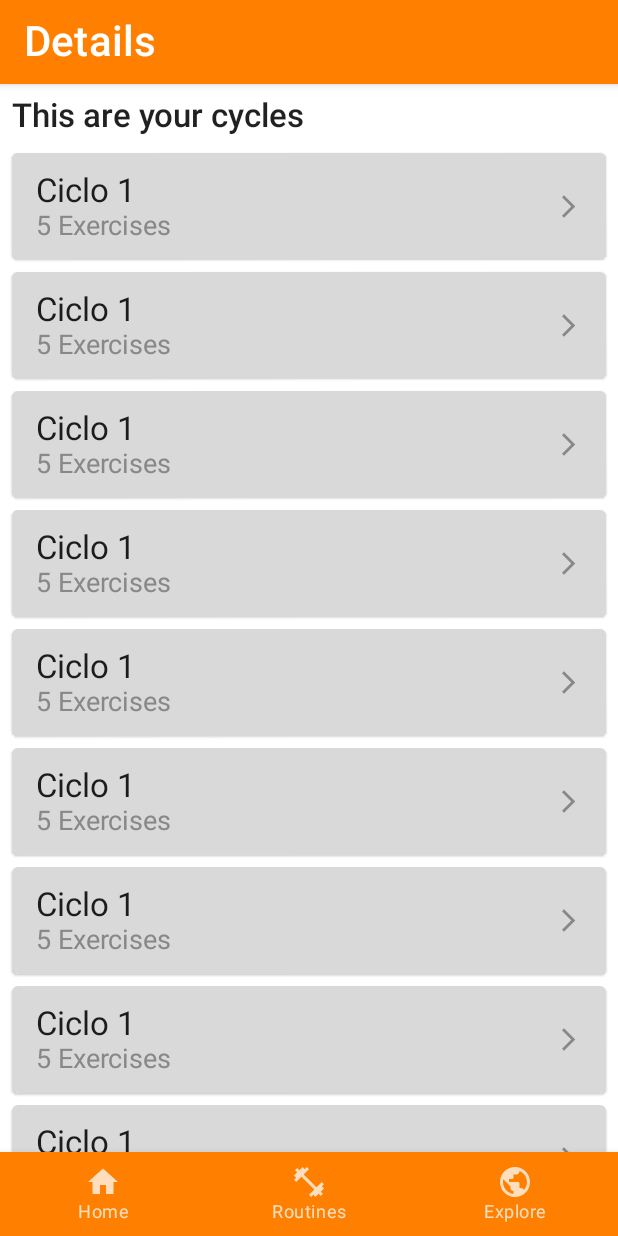
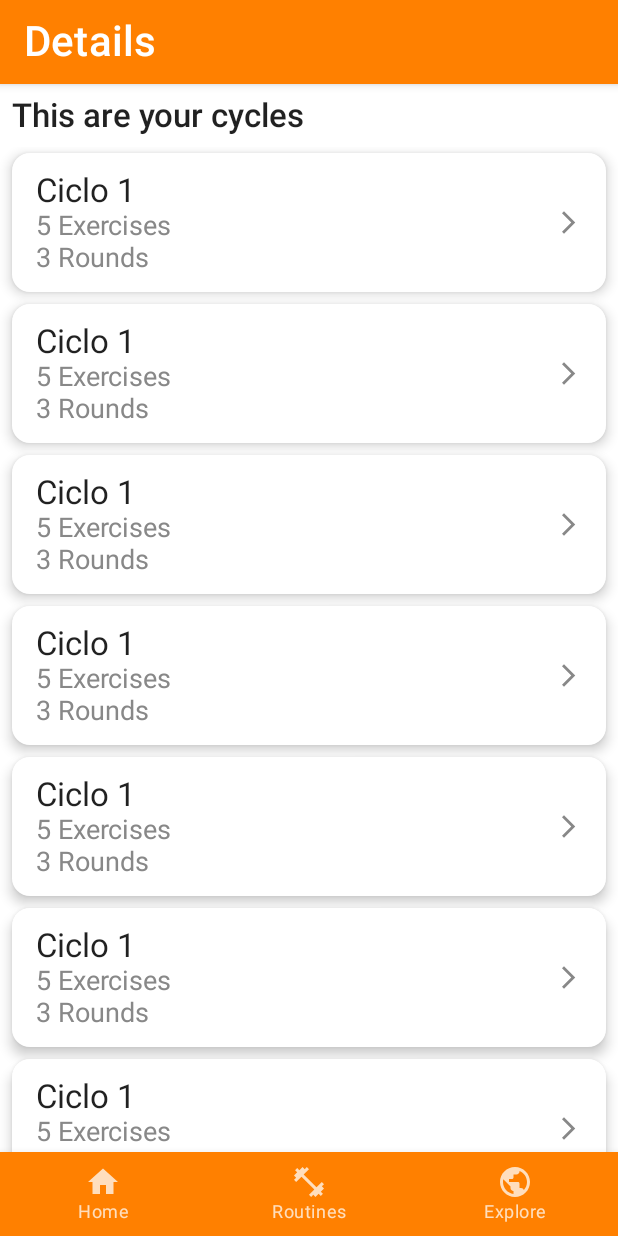
Before and after one commit to matidellatorre/MotionFitness-android, an Android app built with Jetpack Compose: the screen it shows after launch (MainActivity), on a phone screen of 412 x 824 dp. Run offline under Robolectric (Android 15) with nearby library versions, the phone set to English and light mode, and no system bars; our stand-ins replace constraintlayout-compose.

Commit message:
Added round to cycles & cycle entry beautified

```diff
--- a/app/src/main/java/com/example/tp3_hci/MainActivity.kt
+++ b/app/src/main/java/com/example/tp3_hci/MainActivity.kt
@@ -65,8 +65,7 @@ class MainActivity : ComponentActivity() {
                             MainBottomBar(navController)
                         },
                     ) {
-                        //MyAppNavHost(navController)
-                        DetailsScreen(id = 5)
+                        MyAppNavHost(navController)
                     }
                 }
             }
--- a/app/src/main/java/com/example/tp3_hci/Screens/Details.kt
+++ b/app/src/main/java/com/example/tp3_hci/Screens/Details.kt
@@ -16,7 +16,7 @@ import com.example.tp3_hci.components.CicleEntry
 import com.example.tp3_hci.components.MainAppBar
 
 @Composable
-fun DetailsScreen(id: Int) {
+fun DetailsScreen() {
     Scaffold (
         topBar = {
             MainAppBar(title = stringResource(id = R.string.details_top_text), hasAvatar = false, hasSearch = false)
@@ -35,8 +35,7 @@ fun DetailsScreen(id: Int) {
                     .fillMaxWidth()
             ) {
                 items(100) {
-                    CicleEntry(title = "Ciclo 1", exerciseCount = 5)
-                    //Divider(thickness = 2.dp)
+                    CicleEntry(title = "Ciclo 1", exerciseCount = 5, rounds = 3)
                 }
             }
         }
--- a/app/src/main/java/com/example/tp3_hci/components/CicleEntry.kt
+++ b/app/src/main/java/com/example/tp3_hci/components/CicleEntry.kt
@@ -2,6 +2,7 @@ package com.example.tp3_hci.components
 
 import androidx.compose.foundation.clickable
 import androidx.compose.foundation.layout.*
+import androidx.compose.foundation.shape.RoundedCornerShape
 import androidx.compose.material.Card
 import androidx.compose.material.Icon
 import androidx.compose.material.MaterialTheme
@@ -12,7 +13,9 @@ import androidx.compose.material.icons.filled.ArrowForwardIos
 import androidx.compose.runtime.Composable
 import androidx.compose.ui.Alignment
 import androidx.compose.ui.Modifier
+import androidx.compose.ui.draw.shadow
 import androidx.compose.ui.graphics.Color
+import androidx.compose.ui.graphics.Shape
 import androidx.compose.ui.text.font.FontWeight
 import androidx.compose.ui.unit.dp
 import androidx.compose.ui.unit.sp
@@ -23,9 +26,15 @@ import com.example.tp3_hci.navigation.MyAppNavHost
 @Composable
 fun CicleEntry (
     title: String,
-    exerciseCount : Int
+    exerciseCount : Int,
+    rounds: Int
     ) {
-    Card(modifier = Modifier.padding(horizontal = 8.dp, vertical = 4.dp)) {
+    Card(modifier = Modifier
+        .padding(horizontal = 8.dp, vertical = 4.dp),
+        backgroundColor = MaterialTheme.colors.background,
+        elevation = 5.dp,
+        shape = RoundedCornerShape(12.dp)
+    ) {
         Row (
             modifier = Modifier
                 .fillMaxWidth()
@@ -45,6 +54,11 @@ fun CicleEntry (
                     fontSize = 18.sp,
                     color = Color.Gray
                 )
+                Text(
+                    text = "$rounds Rounds",
+                    fontSize = 18.sp,
+                    color = Color.Gray
+                )
             }
             Column (
                 horizontalAlignment = Alignment.End,
@@ -59,5 +73,4 @@ fun CicleEntry (
             }
         }
     }
-
 }
--- a/app/src/main/java/com/example/tp3_hci/components/LittleCard.kt
+++ b/app/src/main/java/com/example/tp3_hci/components/LittleCard.kt
@@ -25,7 +25,7 @@ fun LittleCard(
         modifier = Modifier
             .width(175.dp)
             .height(125.dp),
-        shape = RoundedCornerShape(7)
+        shape = RoundedCornerShape(10.dp)
     ) {
         Image(
             painter = painterResource(id = R.drawable.routine_placeholder),
--- a/app/src/main/java/com/example/tp3_hci/components/RoutineCard.kt
+++ b/app/src/main/java/com/example/tp3_hci/components/RoutineCard.kt
@@ -58,7 +58,7 @@ fun RoutineCard(
                     modifier = Modifier
                         .padding(end = 15.dp, bottom = 5.dp),
                     colors = ButtonDefaults.buttonColors(backgroundColor = MaterialTheme.colors.secondary),
-                    shape = RoundedCornerShape(50)
+                    shape = RoundedCornerShape(35.dp)
                 ){
                     Text(
                         text = "START ROUTINE",
--- a/app/src/main/java/com/example/tp3_hci/navigation/MyAppNavHost.kt
+++ b/app/src/main/java/com/example/tp3_hci/navigation/MyAppNavHost.kt
@@ -13,7 +13,7 @@ import com.example.tp3_hci.Screens.RoutinesScreen
 fun MyAppNavHost(navController: NavHostController){
     NavHost(
         navController = navController,
-        startDestination = "home"
+        startDestination = "routines/details"
     ){
         composable("home") {
             HomeScreen()
@@ -24,8 +24,8 @@ fun MyAppNavHost(navController: NavHostController){
         composable("explore") {
             ExploreScreen()
         }
-        composable("routines/${id}") {
-            DetailsScreen(id)
+        composable("routines/details") {
+            DetailsScreen()
         }
     }
 
```
